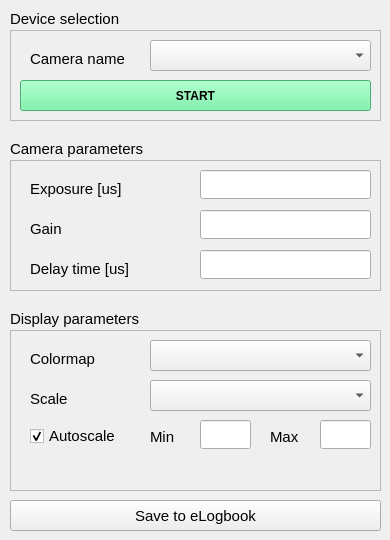
Old version of the form camera_app/ui_device_tab.ui in the repository esenes/BTVDC-camera-viewer.
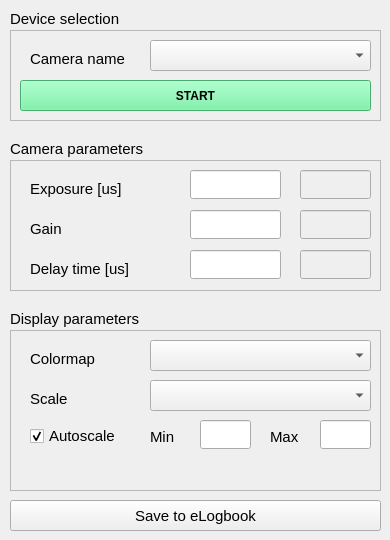
New version of the form.

```diff
--- a/camera_app/ui_device_tab.ui
+++ b/camera_app/ui_device_tab.ui
@@ -256,9 +256,9 @@
    <widget class="QLineEdit" name="exposure_lineEdit">
     <property name="geometry">
      <rect>
-      <x>190</x>
+      <x>180</x>
       <y>10</y>
-      <width>171</width>
+      <width>91</width>
       <height>29</height>
      </rect>
     </property>
@@ -269,9 +269,9 @@
    <widget class="QLineEdit" name="gain_lineEdit">
     <property name="geometry">
      <rect>
-      <x>190</x>
+      <x>180</x>
       <y>50</y>
-      <width>171</width>
+      <width>91</width>
       <height>29</height>
      </rect>
     </property>
@@ -282,9 +282,57 @@
    <widget class="QLineEdit" name="delay_lineEdit">
     <property name="geometry">
      <rect>
-      <x>190</x>
+      <x>180</x>
       <y>90</y>
-      <width>171</width>
+      <width>91</width>
+      <height>29</height>
+     </rect>
+    </property>
+    <property name="layoutDirection">
+     <enum>Qt::RightToLeft</enum>
+    </property>
+   </widget>
+   <widget class="QLineEdit" name="acqDelay_lineEdit">
+    <property name="enabled">
+     <bool>false</bool>
+    </property>
+    <property name="geometry">
+     <rect>
+      <x>290</x>
+      <y>90</y>
+      <width>71</width>
+      <height>29</height>
+     </rect>
+    </property>
+    <property name="layoutDirection">
+     <enum>Qt::RightToLeft</enum>
+    </property>
+   </widget>
+   <widget class="QLineEdit" name="acqGain_lineEdit">
+    <property name="enabled">
+     <bool>false</bool>
+    </property>
+    <property name="geometry">
+     <rect>
+      <x>290</x>
+      <y>50</y>
+      <width>71</width>
+      <height>29</height>
+     </rect>
+    </property>
+    <property name="layoutDirection">
+     <enum>Qt::RightToLeft</enum>
+    </property>
+   </widget>
+   <widget class="QLineEdit" name="acqExposure_lineEdit">
+    <property name="enabled">
+     <bool>false</bool>
+    </property>
+    <property name="geometry">
+     <rect>
+      <x>290</x>
+      <y>10</y>
+      <width>71</width>
       <height>29</height>
      </rect>
     </property>
```
